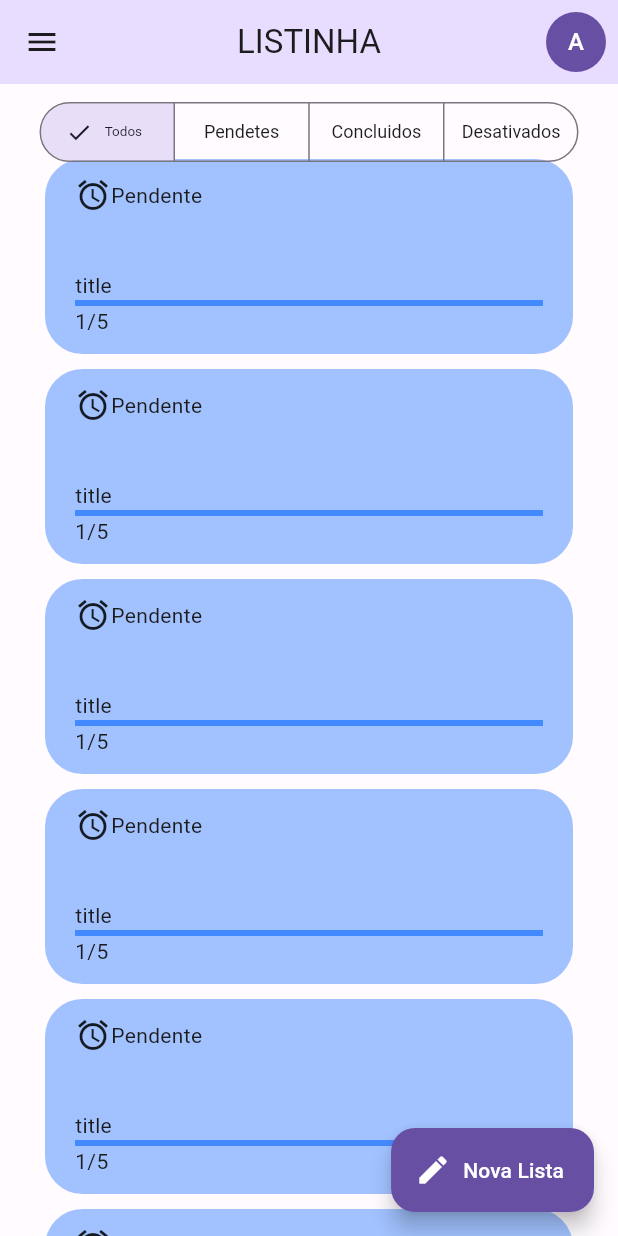
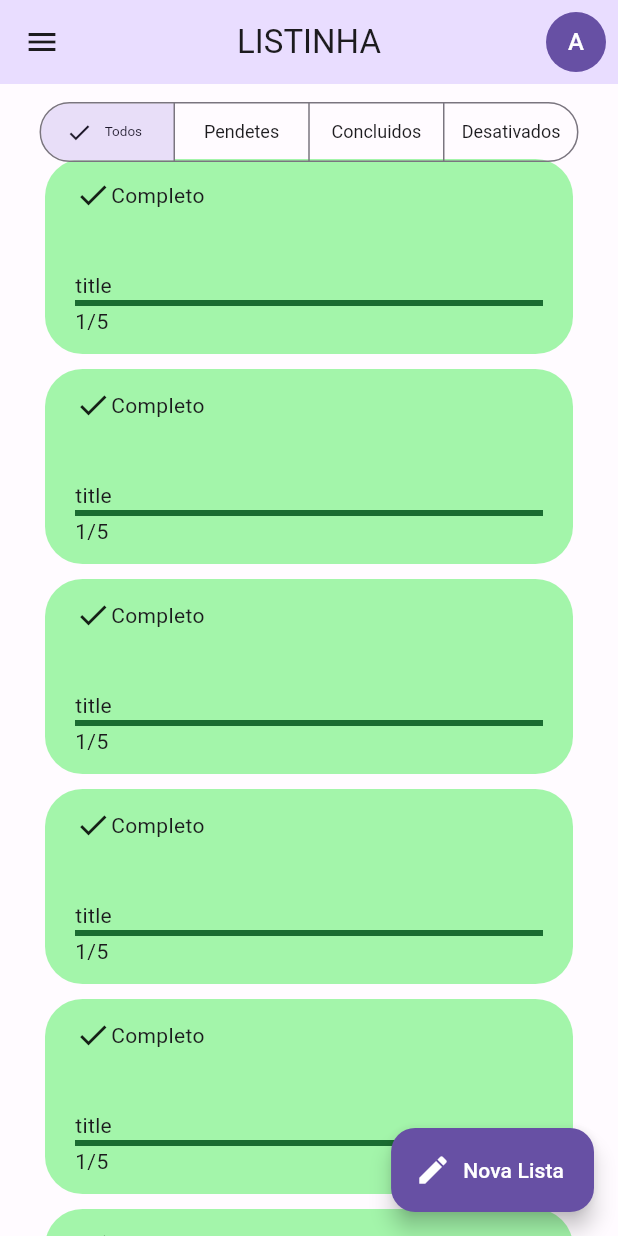
Before and after one commit to hadrianus-dev/list-app, a Flutter app: the screen it shows after launch, on a phone screen of 412 x 824 dp. Run offline on Flutter 3.47's test engine with Material 2 defaults, Android fonts, the phone set to English and light mode, and no system bars; our stand-ins replace flutter_modular, realm; generated files the repository leaves out were written again.

Commit message:
dinamic color schema

```diff
--- a/app/lib/src/home/widgets/task_card.dart
+++ b/app/lib/src/home/widgets/task_card.dart
@@ -27,15 +27,39 @@ class TaskCard extends StatelessWidget {
     }
   }
 
+  Color getBackgroundColor(TaskCardStatus status, ThemeData theme) {
+    switch (status) {
+      case TaskCardStatus.pending:
+        return theme.colorScheme.primaryContainer;
+      case TaskCardStatus.completed:
+        return theme.colorScheme.tertiaryContainer;
+      default:
+        return theme.colorScheme.errorContainer;
+    }
+  }
+  Color getColor(TaskCardStatus status, ThemeData theme) {
+    switch (status) {
+      case TaskCardStatus.pending:
+        return theme.colorScheme.primary;
+      case TaskCardStatus.completed:
+        return theme.colorScheme.tertiary;
+      default:
+        return theme.colorScheme.error;
+    }
+  }
+
   @override
   Widget build(BuildContext context) {
+    final theme = Theme.of(context);
+
     final double progress = getProgress(board.tasks);
     final String progressText = getProgressText(board.tasks);
     final String title = board.title;
-    const String statusText = 'Pendente';
-    final Color backgroundColor = Colors.blueAccent.withOpacity(0.5);
-    const Color color = Colors.blueAccent;
-    const iconData = Icons.access_alarm;
+    final TaskCardStatus status = getStatus(board, progress);
+    final String statusText = status.text;
+    final Color backgroundColor = getBackgroundColor(status, theme);
+    final Color color = getColor(status, theme);
+    final iconData = status.icon;
 
     return Container(
       height: 130,
@@ -45,7 +69,7 @@ class TaskCard extends StatelessWidget {
       child: Column(
         crossAxisAlignment: CrossAxisAlignment.start,
         children: [
-          const Row(
+          Row(
             children: [Icon(iconData), Text(statusText)],
           ),
           const Spacer(),
```
Also changed, not shown: 1 other file.
